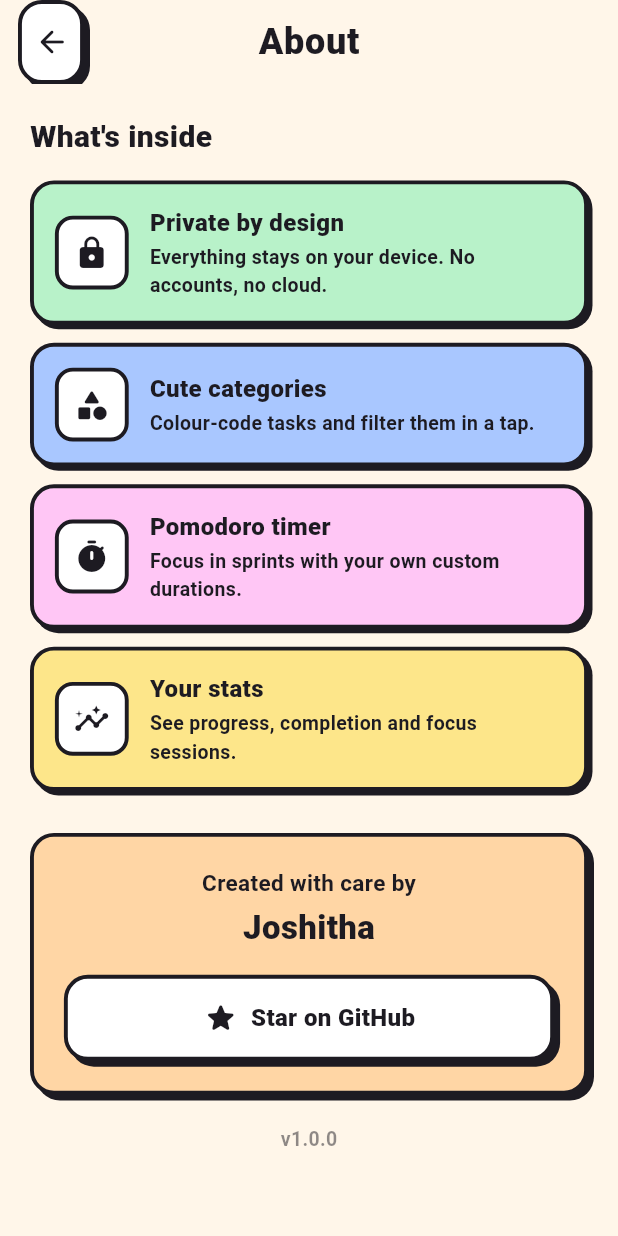
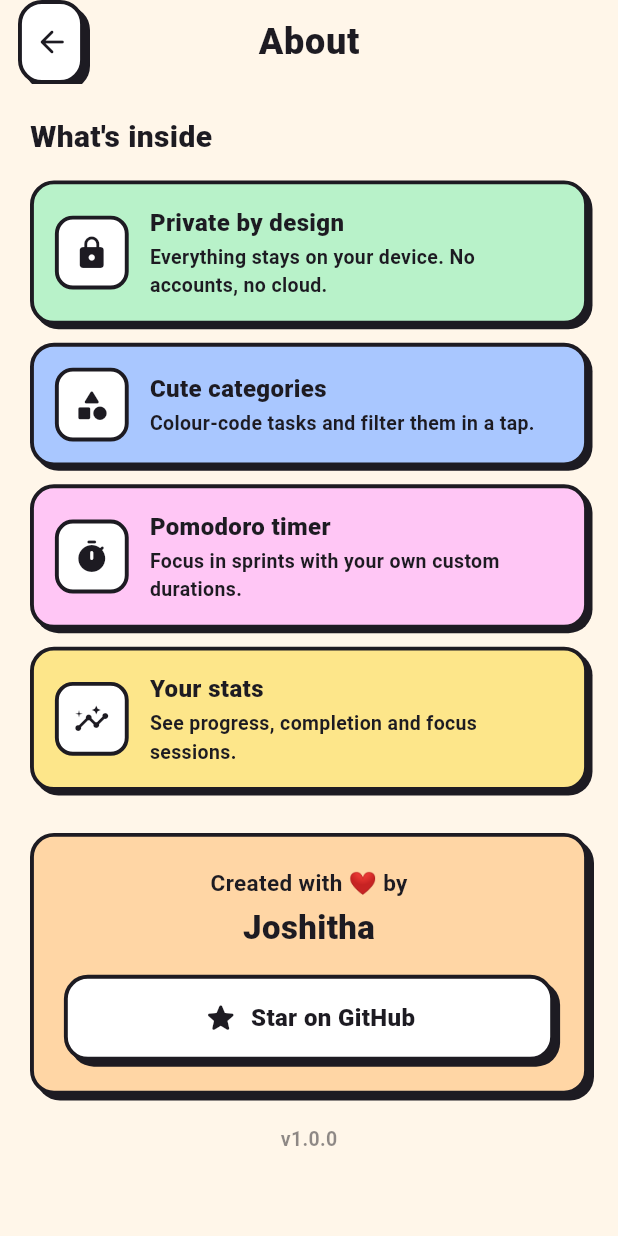
Before and after one commit to joshitha1808/planit, a Flutter app: the AboutPage screen opened directly, scrolled down 523 dp, on a phone screen of 412 x 824 dp. Run offline on Flutter 3.47's test engine with Material 3 defaults, Android fonts, the light colour scheme and no system bars; our stand-ins replace drift, flutter_riverpod, fpdart, riverpod_annotation; accounts and stored records are empty; generated files the repository leaves out were written again.

Commit message:
style: update ui

```diff
--- a/lib/screens/about_page.dart
+++ b/lib/screens/about_page.dart
@@ -143,7 +143,7 @@ class AboutPage extends StatelessWidget {
             child: Column(
               children: [
                 const Text(
-                  "Created with care by",
+                  "Created with ❤️ by",
                   style: TextStyle(
                     fontSize: 15,
                     fontWeight: FontWeight.w700,
```
